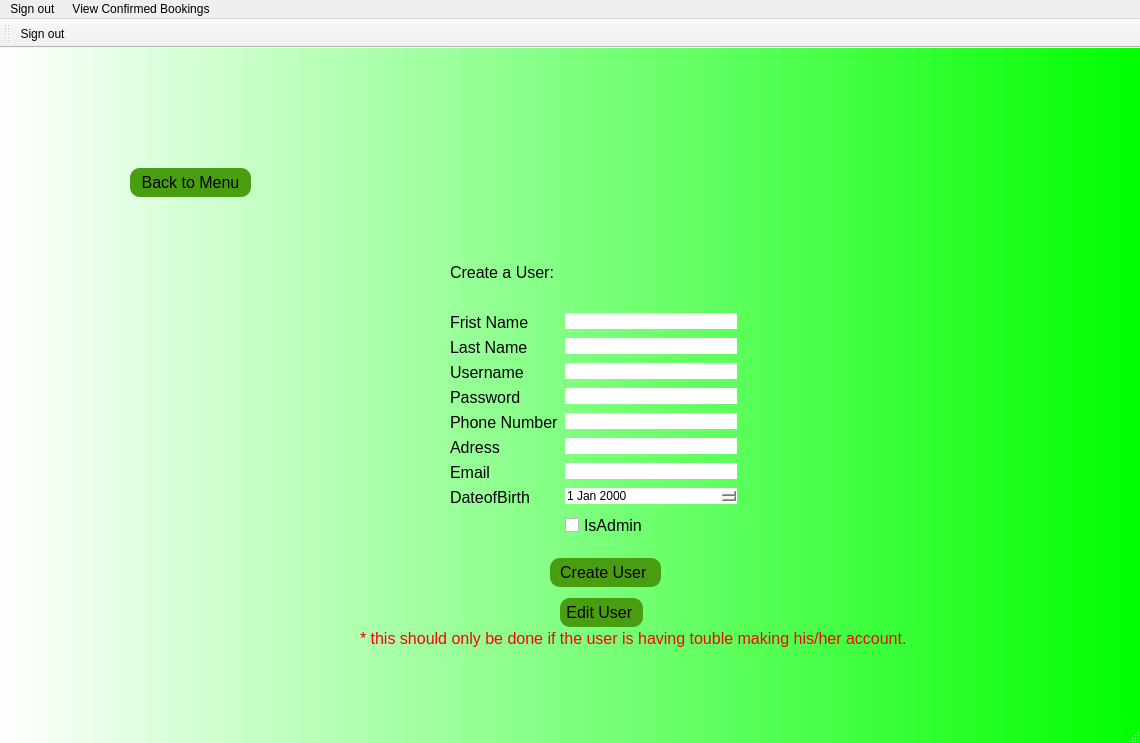
Above: mainwindow.ui from Nickolas-Skai/OOP-FINAL before the change. Below: the same form after it.
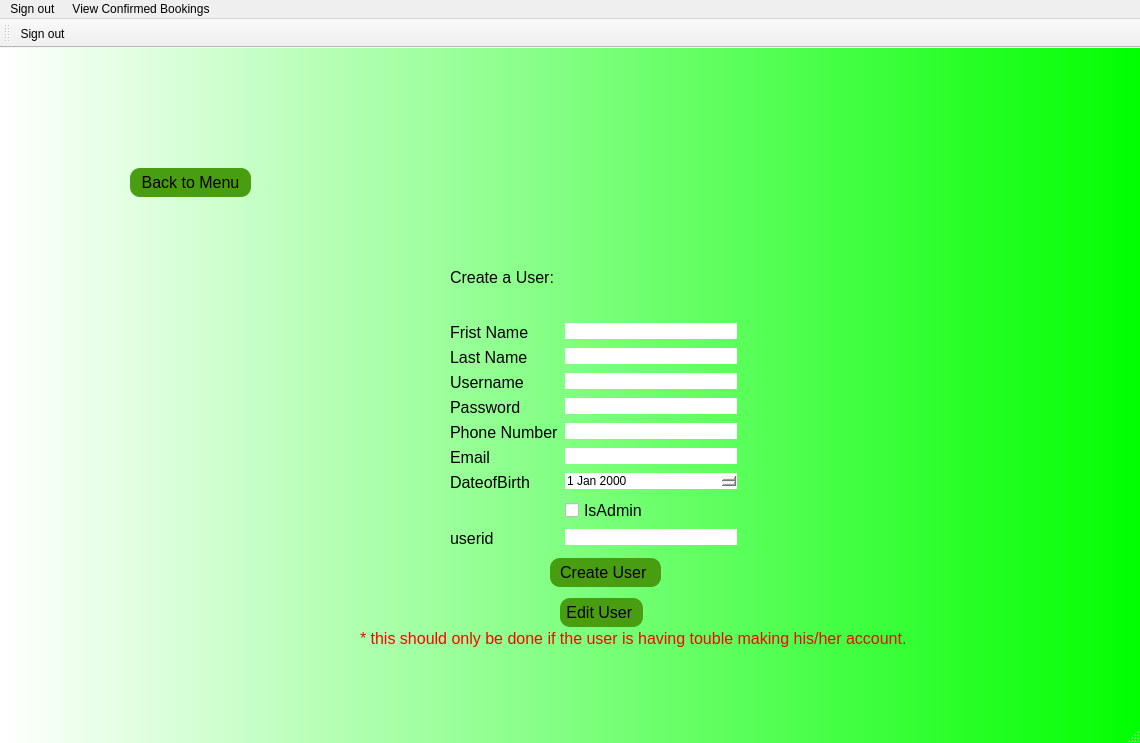
That is the form after the change. The open tabs and pages were chosen to show the change. Icons and pictures are not drawn.

The edit to the form file:
```diff
--- a/mainwindow.ui
+++ b/mainwindow.ui
@@ -1193,7 +1193,7 @@
         <x>430</x>
         <y>160</y>
         <width>287</width>
-        <height>300</height>
+        <height>310</height>
        </rect>
       </property>
       <layout class="QVBoxLayout" name="verticalLayout_7">
@@ -1257,46 +1257,42 @@
           <widget class="QLineEdit" name="phoneNumberLineEdit_2"/>
          </item>
          <item row="5" column="0">
-          <widget class="QLabel" name="adressLabel_2">
-           <property name="text">
-            <string>Adress</string>
-           </property>
-          </widget>
-         </item>
-         <item row="5" column="1">
-          <widget class="QLineEdit" name="adressLineEdit_2">
-           <property name="text">
-            <string/>
-           </property>
-          </widget>
-         </item>
-         <item row="6" column="0">
           <widget class="QLabel" name="emailLabel_2">
            <property name="text">
             <string>Email</string>
            </property>
           </widget>
          </item>
-         <item row="6" column="1">
+         <item row="5" column="1">
           <widget class="QLineEdit" name="emailLineEdit_2"/>
          </item>
-         <item row="7" column="0">
+         <item row="6" column="0">
           <widget class="QLabel" name="dateofBirthLabel_2">
            <property name="text">
             <string>DateofBirth</string>
            </property>
           </widget>
          </item>
-         <item row="7" column="1">
+         <item row="6" column="1">
           <widget class="QDateEdit" name="dateEdit_3"/>
          </item>
-         <item row="8" column="1">
+         <item row="7" column="1">
           <widget class="QCheckBox" name="AdminCheckBox">
            <property name="text">
             <string>IsAdmin</string>
            </property>
           </widget>
          </item>
+         <item row="8" column="0">
+          <widget class="QLabel" name="useridLabel">
+           <property name="text">
+            <string>userid</string>
+           </property>
+          </widget>
+         </item>
+         <item row="8" column="1">
+          <widget class="QLineEdit" name="useridLineEdit"/>
+         </item>
         </layout>
        </item>
       </layout>
```
Left out of the diff: 51 changed lines with no effect on the pictures.
